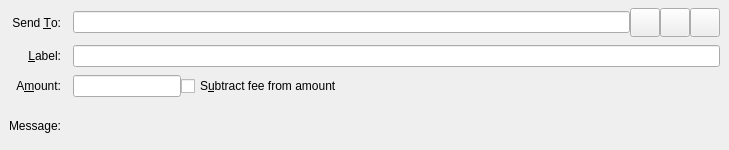
PaladeumBlockchain/Paladeum, file src/qt/forms/sendcoinsentry.ui: the form before one commit.
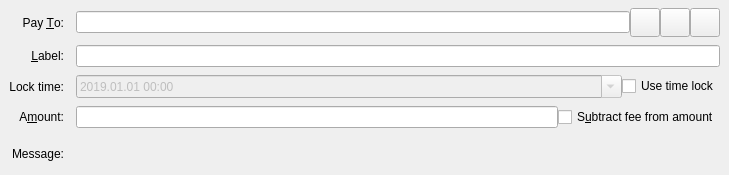
The form after the commit. Icons and pictures are not drawn. Custom widgets are drawn as their Qt base class.

```diff
--- a/src/qt/forms/sendcoinsentry.ui
+++ b/src/qt/forms/sendcoinsentry.ui
@@ -7,7 +7,7 @@
     <x>0</x>
     <y>0</y>
     <width>729</width>
-    <height>150</height>
+    <height>175</height>
    </rect>
   </property>
   <property name="focusPolicy">
@@ -36,24 +36,56 @@
     <property name="verticalSpacing">
      <number>8</number>
     </property>
-    <item row="2" column="1">
-     <layout class="QHBoxLayout" name="horizontalLayoutAmount" stretch="0,1">
-      <item>
-       <widget class="YonaAmountField" name="payAmount"/>
-      </item>
-      <item>
-       <widget class="QCheckBox" name="checkboxSubtractFeeFromAmount">
-        <property name="toolTip">
-         <string>The fee will be deducted from the amount being sent. The recipient will receive less yonas than you enter in the amount field. If multiple recipients are selected, the fee is split equally.</string>
-        </property>
-        <property name="text">
-         <string>S&amp;ubtract fee from amount</string>
-        </property>
-       </widget>
-      </item>
-     </layout>
+    <item row="3" column="0">
+     <widget class="QLabel" name="amountLabel">
+      <property name="text">
+       <string>A&amp;mount:</string>
+      </property>
+      <property name="alignment">
+       <set>Qt::AlignRight|Qt::AlignTrailing|Qt::AlignVCenter</set>
+      </property>
+      <property name="buddy">
+       <cstring>payAmount</cstring>
+      </property>
+     </widget>
     </item>
-    <item row="3" column="1">
+    <item row="4" column="0">
+     <widget class="QLabel" name="messageLabel">
+      <property name="text">
+       <string>Message:</string>
+      </property>
+      <property name="alignment">
+       <set>Qt::AlignRight|Qt::AlignTrailing|Qt::AlignVCenter</set>
+      </property>
+     </widget>
+    </item>
+    <item row="2" column="0">
+     <widget class="QLabel" name="lockTimeLabel">
+      <property name="text">
+       <string>Lock time:</string>
+      </property>
+      <property name="alignment">
+       <set>Qt::AlignRight|Qt::AlignTrailing|Qt::AlignVCenter</set>
+      </property>
+      <property name="buddy">
+       <cstring>coinLockTimeLabel</cstring>
+      </property>
+     </widget>
+    </item>
+    <item row="0" column="0">
+     <widget class="QLabel" name="payToLabel">
+      <property name="text">
+       <string>Pay &amp;To:</string>
+      </property>
+      <property name="alignment">
+       <set>Qt::AlignRight|Qt::AlignTrailing|Qt::AlignVCenter</set>
+      </property>
+      <property name="buddy">
+       <cstring>payTo</cstring>
+      </property>
+     </widget>
+    </item>
+    <item row="4" column="2">
      <widget class="QLabel" name="messageTextLabel">
       <property name="toolTip">
        <string>A message that was attached to the yona: URI which will be stored with the transaction for your reference. Note: This message will not be sent over the Yona network.</string>
@@ -63,6 +95,13 @@
       </property>
      </widget>
     </item>
+    <item row="1" column="2">
+     <widget class="QLineEdit" name="addAsLabel">
+      <property name="toolTip">
+       <string>Enter a label for this address to add it to the list of used addresses</string>
+      </property>
+     </widget>
+    </item>
     <item row="1" column="0">
      <widget class="QLabel" name="labellLabel">
       <property name="text">
@@ -76,7 +115,7 @@
       </property>
      </widget>
     </item>
-    <item row="0" column="1">
+    <item row="0" column="2">
      <layout class="QHBoxLayout" name="payToLayout">
       <property name="spacing">
        <number>0</number>
@@ -156,48 +195,75 @@
       </item>
      </layout>
     </item>
-    <item row="2" column="0">
-     <widget class="QLabel" name="amountLabel">
-      <property name="text">
-       <string>A&amp;mount:</string>
-      </property>
-      <property name="alignment">
-       <set>Qt::AlignRight|Qt::AlignTrailing|Qt::AlignVCenter</set>
-      </property>
-      <property name="buddy">
-       <cstring>payAmount</cstring>
-      </property>
-     </widget>
+    <item row="3" column="2">
+     <layout class="QHBoxLayout" name="horizontalLayoutAmount" stretch="0,0">
+      <item>
+       <widget class="YonaAmountField" name="payAmount"/>
+      </item>
+      <item>
+       <widget class="QCheckBox" name="checkboxSubtractFeeFromAmount">
+        <property name="toolTip">
+         <string>The fee will be deducted from the amount being sent. The recipient will receive less YONA than you enter in the amount field. If multiple recipients are selected, the fee is split equally.</string>
+        </property>
+        <property name="text">
+         <string>S&amp;ubtract fee from amount</string>
+        </property>
+       </widget>
+      </item>
+     </layout>
     </item>
-    <item row="1" column="1">
-     <widget class="QLineEdit" name="addAsLabel">
-      <property name="toolTip">
-       <string>Enter a label for this address to add it to the list of used addresses</string>
-      </property>
-     </widget>
-    </item>
-    <item row="3" column="0">
-     <widget class="QLabel" name="messageLabel">
-      <property name="text">
-       <string>Message:</string>
-      </property>
-      <property name="alignment">
-       <set>Qt::AlignRight|Qt::AlignTrailing|Qt::AlignVCenter</set>
-      </property>
-     </widget>
-    </item>
-    <item row="0" column="0">
-     <widget class="QLabel" name="payToLabel">
-      <property name="text">
-       <string>Send &amp;To:</string>
-      </property>
-      <property name="alignment">
-       <set>Qt::AlignRight|Qt::AlignTrailing|Qt::AlignVCenter</set>
-      </property>
-      <property name="buddy">
-       <cstring>payTo</cstring>
-      </property>
-     </widget>
+    <item row="2" column="2">
+     <layout class="QHBoxLayout" name="horizontalLayout_9">
+      <item>
+       <widget class="QDateTimeEdit" name="coinLockTime">
+        <property name="enabled">
+         <bool>false</bool>
+        </property>
+        <property name="sizePolicy">
+         <sizepolicy hsizetype="Expanding" vsizetype="Fixed">
+          <horstretch>0</horstretch>
+          <verstretch>0</verstretch>
+         </sizepolicy>
+        </property>
+        <property name="dateTime">
+         <datetime>
+          <hour>0</hour>
+          <minute>0</minute>
+          <second>0</second>
+          <year>2019</year>
+          <month>1</month>
+          <day>1</day>
+         </datetime>
+        </property>
+        <property name="minimumDateTime">
+         <datetime>
+          <hour>0</hour>
+          <minute>0</minute>
+          <second>0</second>
+          <year>1819</year>
+          <month>1</month>
+          <day>1</day>
+         </datetime>
+        </property>
+        <property name="currentSection">
+         <enum>QDateTimeEdit::YearSection</enum>
+        </property>
+        <property name="displayFormat">
+         <string>yyyy.MM.dd HH:mm</string>
+        </property>
+        <property name="calendarPopup">
+         <bool>true</bool>
+        </property>
+       </widget>
+      </item>
+      <item>
+       <widget class="QCheckBox" name="useLockTime">
+        <property name="text">
+         <string>Use time lock</string>
+        </property>
+       </widget>
+      </item>
+     </layout>
     </item>
    </layout>
   </widget>
```
Left out of the diff: 12 changed lines with no effect on the pictures.
